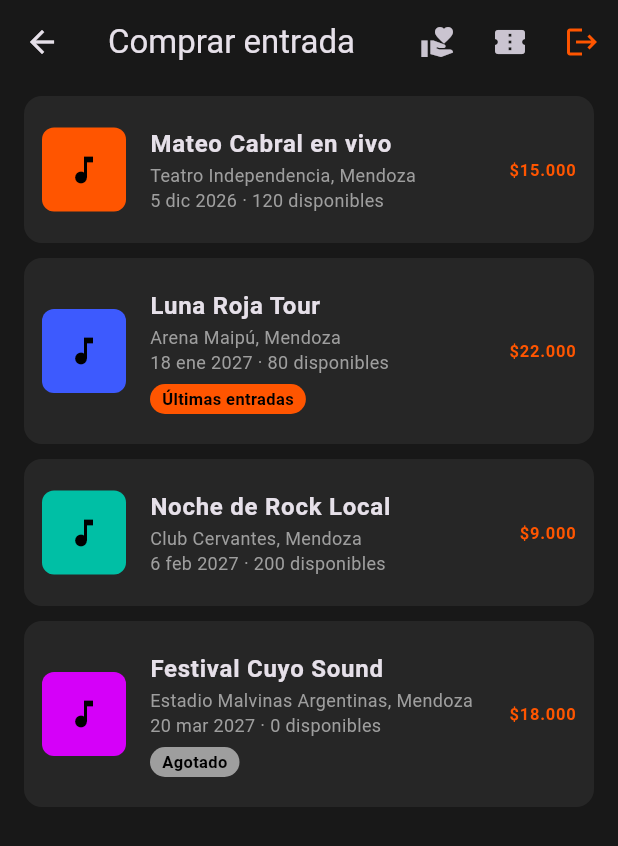
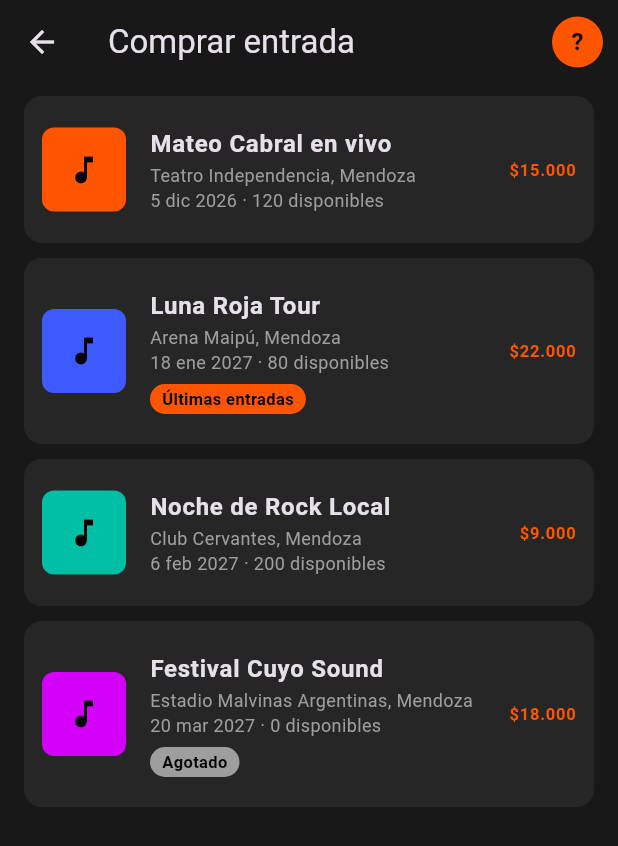
Before and after one commit to dtoconas78-web/Streamtunes, a Flutter app: the ComprarEntradaScreen screen opened by its route, on a phone screen of 412 x 824 dp. Shown: the top 846 px of the screen. Run offline on Flutter 3.47's test engine with Material 3 defaults, Android fonts, the phone set to English and light mode, and no system bars; accounts and stored records are empty.

Commit message:
feat: avatar de perfil en la barra superior con desplegable (Perfil/Configuración/Cerrar sesión) + pantallas de perfil del oyente y configuración

```diff
--- a/lib/navigation/rutas.dart
+++ b/lib/navigation/rutas.dart
@@ -4,10 +4,12 @@ import 'package:streamtunes_demo/models/cancion.dart';
 import 'package:streamtunes_demo/models/playlist.dart';
 import 'package:streamtunes_demo/views/screens/album_screen.dart';
 import 'package:streamtunes_demo/views/screens/comprar_entrada_screen.dart';
+import 'package:streamtunes_demo/views/screens/configuracion_screen.dart';
 import 'package:streamtunes_demo/views/screens/donar_screen.dart';
 import 'package:streamtunes_demo/views/screens/editar_perfil_screen.dart';
 import 'package:streamtunes_demo/views/screens/entradas_screen.dart';
 import 'package:streamtunes_demo/views/screens/estadisticas_cancion_screen.dart';
+import 'package:streamtunes_demo/views/screens/perfil_oyente_screen.dart';
 import 'package:streamtunes_demo/views/screens/playlist_screen.dart';
 import 'package:streamtunes_demo/views/screens/publicar_concierto_screen.dart';
 import 'package:streamtunes_demo/views/screens/registro_screen.dart';
@@ -33,6 +35,8 @@ class Rutas {
   static const publicarConcierto = '/publicar-concierto';
   static const comprarEntrada = '/comprar-entrada';
   static const playlist = '/playlist';
+  static const perfilOyente = '/perfil-oyente';
+  static const configuracion = '/configuracion';
 }
 
 // Cada ruta sabe qué pantalla construir y con qué argumentos.
@@ -110,6 +114,16 @@ Route<dynamic> generarRuta(RouteSettings settings) {
         builder: (_) =>
             PantallaPlaylist(playlist: settings.arguments as Playlist),
       );
+    case Rutas.perfilOyente:
+      return MaterialPageRoute(
+        settings: settings,
+        builder: (_) => const PantallaPerfilOyente(),
+      );
+    case Rutas.configuracion:
+      return MaterialPageRoute(
+        settings: settings,
+        builder: (_) => const PantallaConfiguracion(),
+      );
     default:
       return MaterialPageRoute(
         settings: settings,
--- a/lib/views/screens/buscar_screen.dart
+++ b/lib/views/screens/buscar_screen.dart
@@ -4,6 +4,7 @@ import 'package:streamtunes_demo/theme/colores.dart';
 import 'package:streamtunes_demo/utils/tiempo.dart';
 import 'package:streamtunes_demo/viewmodels/catalogo_viewmodel.dart';
 import 'package:streamtunes_demo/viewmodels/reproductor_viewmodel.dart';
+import 'package:streamtunes_demo/views/widgets/boton_perfil.dart';
 import 'package:streamtunes_demo/views/widgets/portada.dart';
 
 // Buscar: filtra en vivo canciones y álbumes del catálogo por texto.
@@ -21,7 +22,10 @@ class _BuscarScreenState extends State<BuscarScreen> {
   Widget build(BuildContext context) {
     final consulta = _query.trim().toLowerCase();
     return Scaffold(
-      appBar: AppBar(title: const Text('Buscar')),
+      appBar: AppBar(
+        title: const Text('Buscar'),
+        actions: [const BotonPerfil()],
+      ),
       body: Column(
         children: [
           Padding(
--- a/lib/views/screens/comprar_entrada_screen.dart
+++ b/lib/views/screens/comprar_entrada_screen.dart
@@ -1,11 +1,10 @@
 import 'package:flutter/material.dart';
-import 'package:streamtunes_demo/navigation/navegacion.dart';
-import 'package:streamtunes_demo/navigation/rutas.dart';
 import 'package:streamtunes_demo/viewmodels/entradas_viewmodel.dart';
 import 'package:streamtunes_demo/models/concierto.dart';
 import 'package:streamtunes_demo/utils/constantes.dart';
 import 'package:streamtunes_demo/utils/formatos.dart';
 import 'package:streamtunes_demo/theme/colores.dart';
+import 'package:streamtunes_demo/views/widgets/boton_perfil.dart';
 import 'package:streamtunes_demo/views/widgets/portada.dart';
 import 'package:streamtunes_demo/views/widgets/tarjeta.dart';
 
@@ -17,23 +16,8 @@ class ComprarEntradaScreen extends StatelessWidget {
     return Scaffold(
       appBar: AppBar(
         title: const Text('Comprar entrada'),
-        actions: [
-          IconButton(
-            icon: const Icon(Icons.volunteer_activism),
-            tooltip: 'Donar al artista',
-            onPressed: () => irA(context, Rutas.donar),
-          ),
-          IconButton(
-            icon: const Icon(Icons.confirmation_number),
-            tooltip: 'Mis entradas',
-            onPressed: () => irA(context, Rutas.entradas),
-          ),
-          IconButton(
-            icon: const Icon(Icons.logout, color: colorAcento),
-            tooltip: 'Cerrar sesión',
-            onPressed: cerrarSesion,
-          ),
-        ],
+        // Donar y Mis entradas ya viven en la barra inferior.
+        actions: [const BotonPerfil()],
       ),
       body: ListenableBuilder(
         listenable: entradasViewModel,
--- /dev/null
+++ b/lib/views/widgets/boton_perfil.dart
@@ -0,0 +1,75 @@
+import 'package:flutter/material.dart';
+import 'package:streamtunes_demo/navigation/navegacion.dart';
+import 'package:streamtunes_demo/navigation/rutas.dart';
+import 'package:streamtunes_demo/theme/colores.dart';
+import 'package:streamtunes_demo/viewmodels/auth_viewmodel.dart';
+
+// Círculo con la inicial del perfil en la barra superior. Al tocarlo abre
+// un desplegable debajo con: Perfil, Configuración y Cerrar sesión.
+class BotonPerfil extends StatelessWidget {
+  const BotonPerfil({super.key});
+
+  @override
+  Widget build(BuildContext context) {
+    final nombre = authViewModel.usuario?.nombre ?? '';
+    final inicial = nombre.trim().isEmpty
+        ? '?'
+        : nombre.trim()[0].toUpperCase();
+    return PopupMenuButton<String>(
+      color: colorTarjeta,
+      offset: const Offset(0, 8),
+      tooltip: 'Cuenta',
+      // El hijo del PopupMenuButton es el botón que abre el menú.
+      child: Padding(
+        padding: const EdgeInsets.symmetric(horizontal: 10, vertical: 6),
+        child: CircleAvatar(
+          radius: 17,
+          backgroundColor: colorAcento,
+          child: Text(
+            inicial,
+            style: const TextStyle(
+              color: Colors.black,
+              fontWeight: FontWeight.bold,
+            ),
+          ),
+        ),
+      ),
+      itemBuilder: (_) => const [
+        PopupMenuItem(
+          value: 'perfil',
+          child: ListTile(
+            contentPadding: EdgeInsets.zero,
+            leading: Icon(Icons.person_outline),
+            title: Text('Perfil'),
+          ),
+        ),
+        PopupMenuItem(
+          value: 'configuracion',
+          child: ListTile(
+            contentPadding: EdgeInsets.zero,
+            leading: Icon(Icons.settings_outlined),
+            title: Text('Configuración'),
+          ),
+        ),
+        PopupMenuItem(
+          value: 'cerrar',
+          child: ListTile(
+            contentPadding: EdgeInsets.zero,
+            leading: Icon(Icons.logout, color: colorAcento),
+            title: Text('Cerrar sesión'),
+          ),
+        ),
+      ],
+      onSelected: (opcion) {
+        switch (opcion) {
+          case 'perfil':
+            irA(context, Rutas.perfilOyente);
+          case 'configuracion':
+            irA(context, Rutas.configuracion);
+          case 'cerrar':
+            cerrarSesion();
+        }
+      },
+    );
+  }
+}
```
Also changed, not shown: lib/viewmodels/configuracion_viewmodel.dart (added, +29 -0 lines), lib/views/screens/biblioteca_screen.dart (+2 -8 lines), lib/views/screens/configuracion_screen.dart (added, +69 -0 lines), lib/views/screens/donar_screen.dart (+2 -8 lines), lib/views/screens/entradas_screen.dart (+2 -8 lines), lib/views/screens/inicio_oyente_screen.dart (+2 -8 lines), lib/views/screens/perfil_oyente_screen.dart (added, +155 -0 lines), 1 other file.
